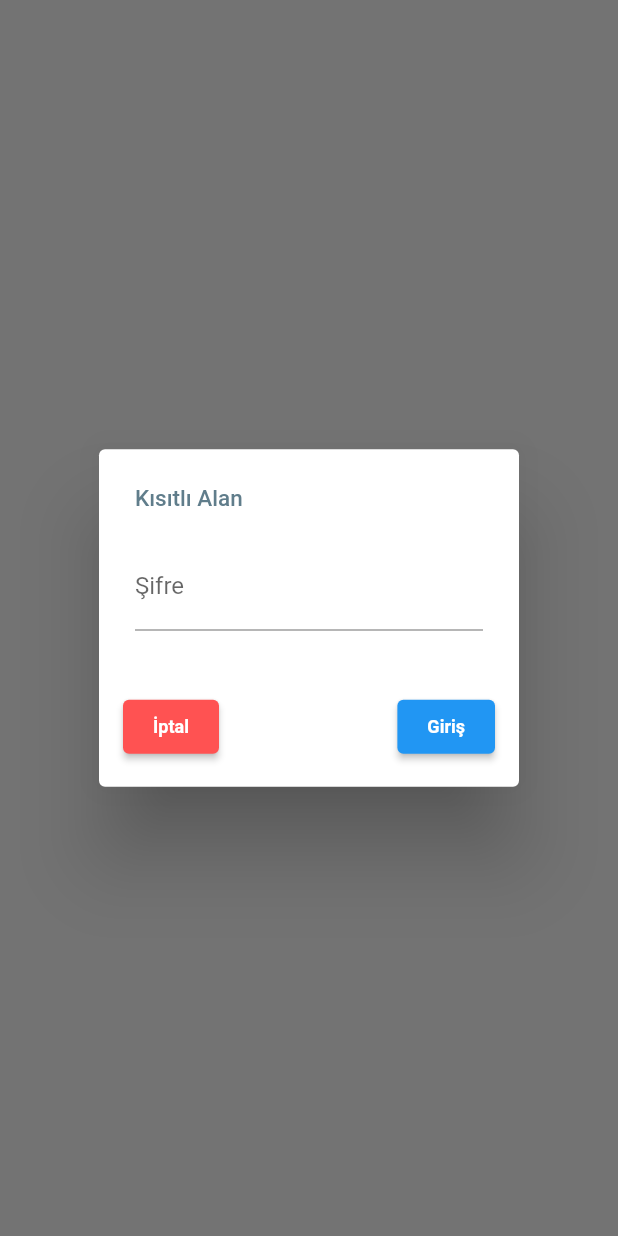
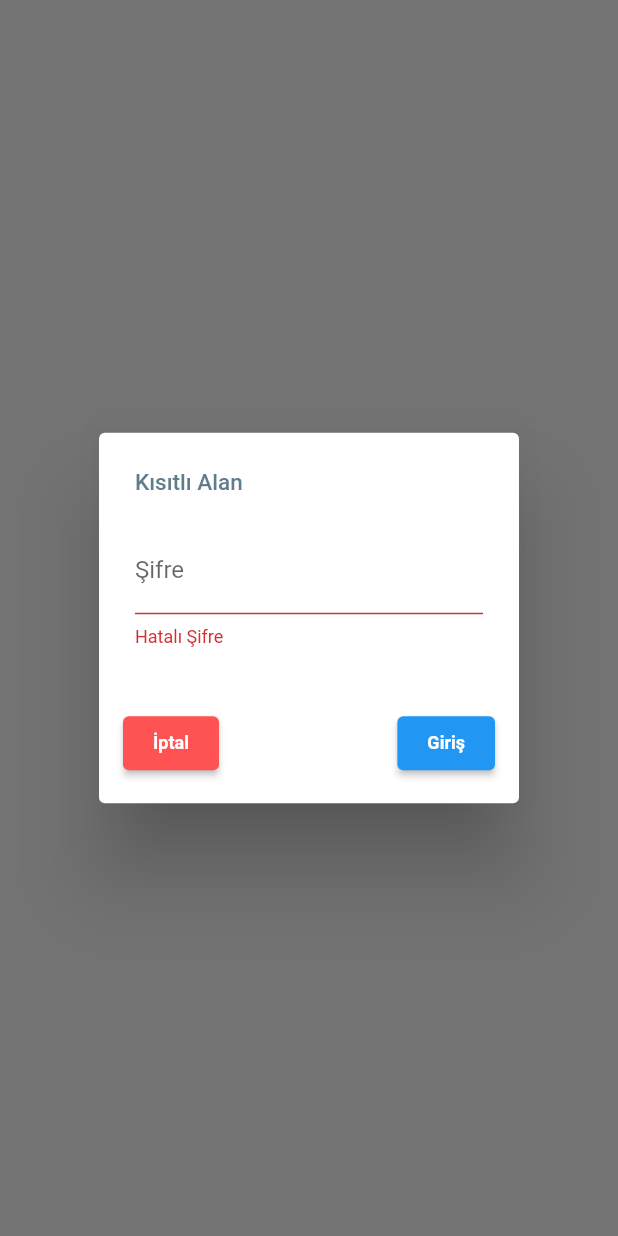
Before and after one commit to ahmettyildirim/gazi, a Flutter app: what showPassword() shows on an empty page, opened directly, after a tap on "Giriş", on a phone screen of 412 x 824 dp. Run offline on Flutter 3.47's test engine with Material 2 defaults, Android fonts, the phone set to English and light mode, and no system bars; our stand-ins replace cloud_firestore, custom_radio_grouped_button, firebase_auth, firebase_core, firebase_database, mask_text_input_formatter; accounts and stored records are empty.

```diff
--- a/lib/pages/summary.dart
+++ b/lib/pages/summary.dart
@@ -10,6 +10,7 @@ class SummaryPage extends StatefulWidget {
 }
 
 var _repositoryInstance = DataRepository.instance;
+final _formKey = GlobalKey<FormState>(debugLabel: '_AddSaleFormState');
 String getTitle(int index) {
   switch (index) {
     case 1:
@@ -167,11 +168,15 @@ Future<bool> showPassword(BuildContext context) async {
           return AlertDialog(
             title: Text('Kısıtlı Alan',
                 style: TextStyle(fontSize: 15, color: Colors.blueGrey)),
-            content: Container(
-              child: TextField(
+            content: Form(
+              key: _formKey,
+              child: Container(
+                child: TextFormField(
+                  validator: _passwordValidator,
                   controller: _textPasswordController,
                   obscureText: true,
                   decoration: InputDecoration(label: Text("Şifre")),
+                ),
               ),
             ),
             actions: [
@@ -201,9 +206,11 @@ Future<bool> showPassword(BuildContext context) async {
                             fontSize: 15, fontWeight: FontWeight.bold)),
                     child: Text("Giriş", style: TextStyle(fontSize: 12)),
                     onPressed: () async {
+                      if (_formKey.currentState!.validate()) {
                         if (_textPasswordController.text == "1234") {
                           Navigator.of(context)
                               .pop(_textPasswordController.text == "1234");
+                        }
                       }
                     })
               ])
@@ -213,6 +220,13 @@ Future<bool> showPassword(BuildContext context) async {
       });
 }
 
+String? _passwordValidator(String? text) {
+  if (text != "1234") {
+    return "Hatalı Şifre";
+  }
+  return null;
+}
+
 int getKucukKurbanAdet(List<SaleModel> list) {
   return list.where((element) => element.kurbanSubTip == 6).toList().fold(
       0,
```
Lines whose indentation alone changed are shown as unchanged.
